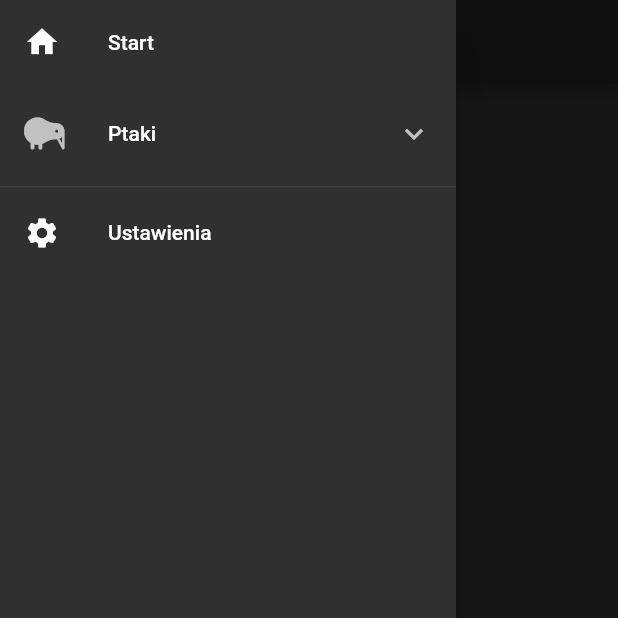
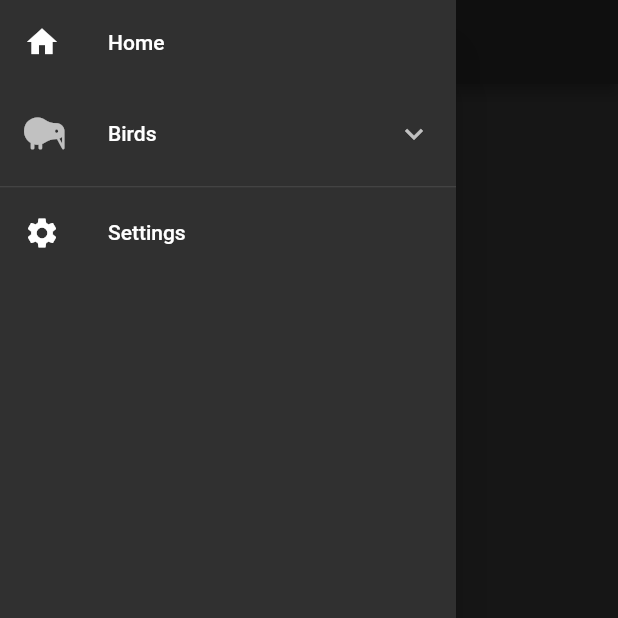
Before and after one commit to wspieramprzyrode/mobile, a Flutter app: the screen it shows after launch, with the side drawer open, on a phone screen of 412 x 824 dp, the top half of it. Run offline on Flutter 3.47's test engine with Material 2 defaults, Android fonts, the phone set to English and light mode, and no system bars; our stand-ins replace bloc, dio, flutter_bloc, flutter_map, font_awesome_flutter, get_it and 8 more; missing offline and left inert: app_settings, flutter_driver, flutter_map_marker_cluster; generated files the repository leaves out were written again.

Commit message:
Add proper localization handling with flutter_localizations and intl

```diff
--- /dev/null
+++ b/l10n.yaml
@@ -0,0 +1,3 @@
+arb-dir: lib/l10n
+template-arb-file: app_en.arb
+output-localization-file: app_localizations.dart
--- /dev/null
+++ b/lib/app.dart
@@ -0,0 +1,46 @@
+import 'package:flutter/material.dart';
+import 'package:flutter_gen/gen_l10n/app_localizations.dart';
+import 'package:flutter_localizations/flutter_localizations.dart';
+import 'package:theme_provider/theme_provider.dart';
+
+import 'l10n/l10n.dart';
+import 'locator.dart';
+import 'routing/route_names.dart';
+import 'routing/router.dart';
+import 'services/navigation_service.dart';
+
+class App extends StatelessWidget {
+  @override
+  Widget build(BuildContext context) {
+    return ThemeProvider(
+      themes: [
+        AppTheme.light(),
+        AppTheme.dark(),
+      ],
+      defaultThemeId: AppTheme.dark().id,
+      saveThemesOnChange: true,
+      loadThemeOnInit: true,
+      child: MaterialApp(
+        onGenerateTitle: (context) => context.appLocalizations.appName,
+        debugShowCheckedModeBanner: false,
+        home: ThemeConsumer(
+          child: Navigator(
+            key: locator<NavigationService>().navigatorKey,
+            onGenerateRoute: generateRoute,
+            initialRoute: homeRoute,
+          ),
+        ),
+        localizationsDelegates: [
+          AppLocalizations.delegate,
+          GlobalMaterialLocalizations.delegate,
+          GlobalWidgetsLocalizations.delegate,
+          GlobalCupertinoLocalizations.delegate,
+        ],
+        supportedLocales: const [
+          Locale('en', ''),
+          Locale('pl', 'PL'),
+        ],
+      ),
+    );
+  }
+}
--- a/lib/i18n/localization.dart
+++ /dev/null
@@ -1,16 +0,0 @@
-// TODO fix later with proper translations handling
-// ignore: avoid_classes_with_only_static_members
-class AppLocalization {
-  static String get appName => 'Wspieram Przyrodę';
-  static String get home => 'Start';
-
-  static String get birds => 'Ptaki';
-  static String get birdsMap => 'Mapa';
-  static String get birdsAddObject => 'Dodaj budkę';
-  static String get settings => 'Ustawienia';
-  static String get choicePhoto => 'Wybierz zdjęcie';
-  static String get takePhoto => 'Zrób zdjęcie';
-  static String get photoFromGallery => 'Wybierz z galerii';
-  static String get choiceObjectCategory => 'Wybierz typ obiektu';
-  static String get fetchLocation => 'Pobierz lokalizację';
-}
--- /dev/null
+++ b/lib/l10n/app_pl.arb
@@ -0,0 +1,13 @@
+{
+  "appName": "Wspieram Przyrodę",
+  "home": "Start",
+  "birds": "Ptaki",
+  "birdsMap": "Mapa",
+  "birdsAddObject": "Dodaj budkę",
+  "settings": "Ustawienia",
+  "choicePhoto": "Wybierz zdjęcie",
+  "takePhoto": "Zrób zdjęcie",
+  "photoFromGallery": "Wybierz z galerii",
+  "choiceObjectCategory": "Wybierz typ obiektu",
+  "fetchLocation": "Pobierz lokalizację"
+}
--- /dev/null
+++ b/lib/l10n/l10n.dart
@@ -0,0 +1,6 @@
+import 'package:flutter/widgets.dart';
+import 'package:flutter_gen/gen_l10n/app_localizations.dart';
+
+extension BuildContextAppLocalization on BuildContext {
+  AppLocalizations get appLocalizations => AppLocalizations.of(this);
+}
--- a/lib/main.dart
+++ b/lib/main.dart
@@ -3,16 +3,12 @@ import 'package:flutter/material.dart';
 import 'package:flutter_bloc/flutter_bloc.dart';
 import 'package:flutter_driver/driver_extension.dart';
 import 'package:provider/provider.dart';
-import 'package:theme_provider/theme_provider.dart';
 
+import 'app.dart';
 import 'geolocation/geolocation.dart';
-import 'i18n/localization.dart';
 import 'locator.dart';
 import 'logging_bloc_observer.dart';
-import 'routing/route_names.dart';
-import 'routing/router.dart';
 import 'services/api/inventory_service.dart';
-import 'services/navigation_service.dart';
 
 void main() {
   setupLocator();
@@ -28,32 +24,6 @@ void main() {
       Provider(create: (_) => locator.get<GeolocationService>()),
       Provider(create: (_) => locator.get<InventoryService>()),
     ],
-    child: MyApp(),
+    child: App(),
   ));
 }
-
-class MyApp extends StatelessWidget {
-  @override
-  Widget build(BuildContext context) {
-    return ThemeProvider(
-      themes: [
-        AppTheme.light(),
-        AppTheme.dark(),
-      ],
-      defaultThemeId: AppTheme.dark().id,
-      saveThemesOnChange: true,
-      loadThemeOnInit: true,
-      child: MaterialApp(
-        title: AppLocalization.appName,
-        debugShowCheckedModeBanner: false,
-        home: ThemeConsumer(
-          child: Navigator(
-            key: locator<NavigationService>().navigatorKey,
-            onGenerateRoute: generateRoute,
-            initialRoute: homeRoute,
-          ),
-        ),
-      ),
-    );
-  }
-}
--- a/lib/widgets/navigation_drawer/navigation_drawer.dart
+++ b/lib/widgets/navigation_drawer/navigation_drawer.dart
@@ -1,9 +1,10 @@
 import 'package:flutter/material.dart';
-import 'package:wspieramprzyrode/i18n/localization.dart';
+import 'package:font_awesome_flutter/font_awesome_flutter.dart';
 import 'package:wspieramprzyrode/routing/route_names.dart';
 import 'package:wspieramprzyrode/widgets/navigation_drawer/drawer_item.dart';
 import 'package:wspieramprzyrode/widgets/navigation_drawer/drawer_menu.dart';
-import 'package:font_awesome_flutter/font_awesome_flutter.dart';
+
+import '../../l10n/l10n.dart';
 
 class NavigationDrawer extends StatelessWidget {
   const NavigationDrawer({Key key}) : super(key: key);
@@ -15,13 +16,17 @@ class NavigationDrawer extends StatelessWidget {
         child: ListView(
           padding: EdgeInsets.zero,
           children: <Widget>[
-            DrawerItem(AppLocalization.home, homeRoute, Icons.home),
-            DrawerMenu(AppLocalization.birds, FaIcon(FontAwesomeIcons.kiwiBird).icon, <Widget>[
-              DrawerItem(AppLocalization.birdsMap, mapRoute, Icons.map),
-              DrawerItem(AppLocalization.birdsAddObject, addNewObjectRoute, Icons.add),
+            DrawerItem(context.appLocalizations.home, homeRoute, Icons.home),
+            DrawerMenu(context.appLocalizations.birds,
+                FaIcon(FontAwesomeIcons.kiwiBird).icon, <Widget>[
+              DrawerItem(
+                  context.appLocalizations.birdsMap, mapRoute, Icons.map),
+              DrawerItem(context.appLocalizations.birdsAddObject,
+                  addNewObjectRoute, Icons.add),
             ]),
             Divider(height: 5.0),
-            DrawerItem(AppLocalization.settings, settingsRoute, Icons.settings),
+            DrawerItem(context.appLocalizations.settings, settingsRoute,
+                Icons.settings),
           ],
         ),
       ),
--- a/pubspec.yaml
+++ b/pubspec.yaml
@@ -23,6 +23,8 @@ environment:
 dependencies:
   flutter:
     sdk: flutter
+  flutter_localizations:
+    sdk: flutter
 
   # ui
   cupertino_icons: ^0.1.3
@@ -40,6 +42,7 @@ dependencies:
   flutter_bloc: ^6.0.1
   bloc: ^6.0.1
   js: ^0.6.0 # mapping js interfaces to dart
+  intl: ^0.16.1
 
   # maps and location
   flutter_map: "0.10.1+1" # only mobile
@@ -68,3 +71,4 @@ dev_dependencies:
 
 flutter:
   uses-material-design: true
+  generate: true
```
Also changed, not shown: lib/l10n/app_en.arb (added, +46 -0 lines), lib/routing/router.dart (+7 -3 lines), lib/views/add_new_object/add_new_object_content_mobile.dart (+6 -6 lines), pubspec.lock.
